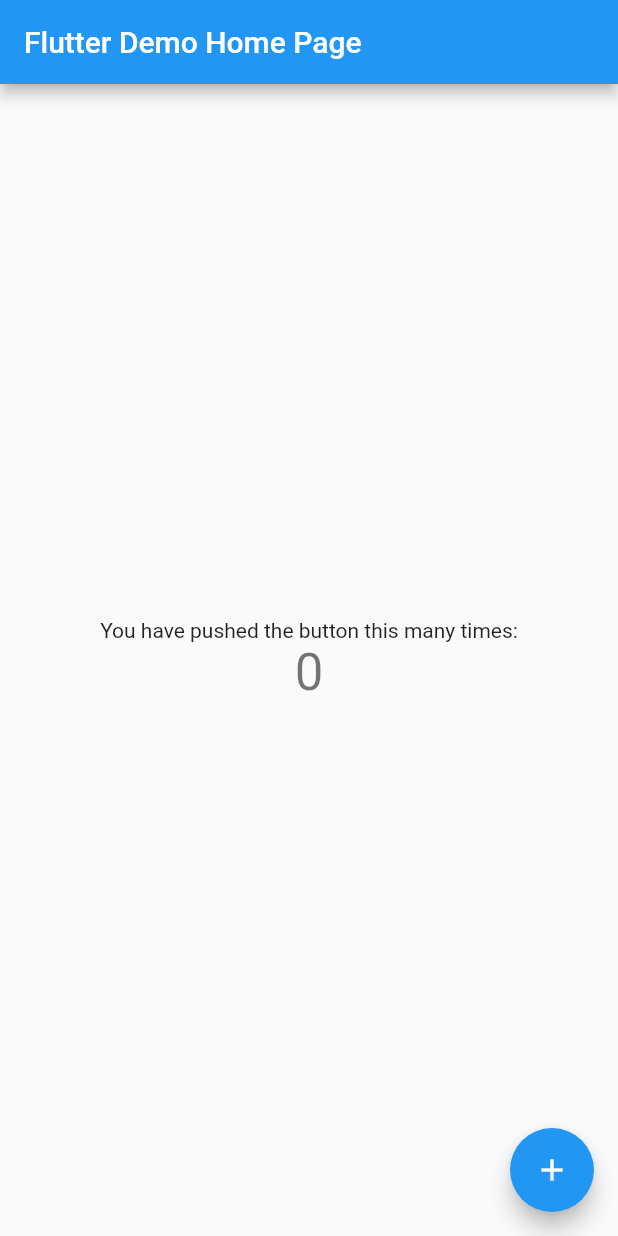
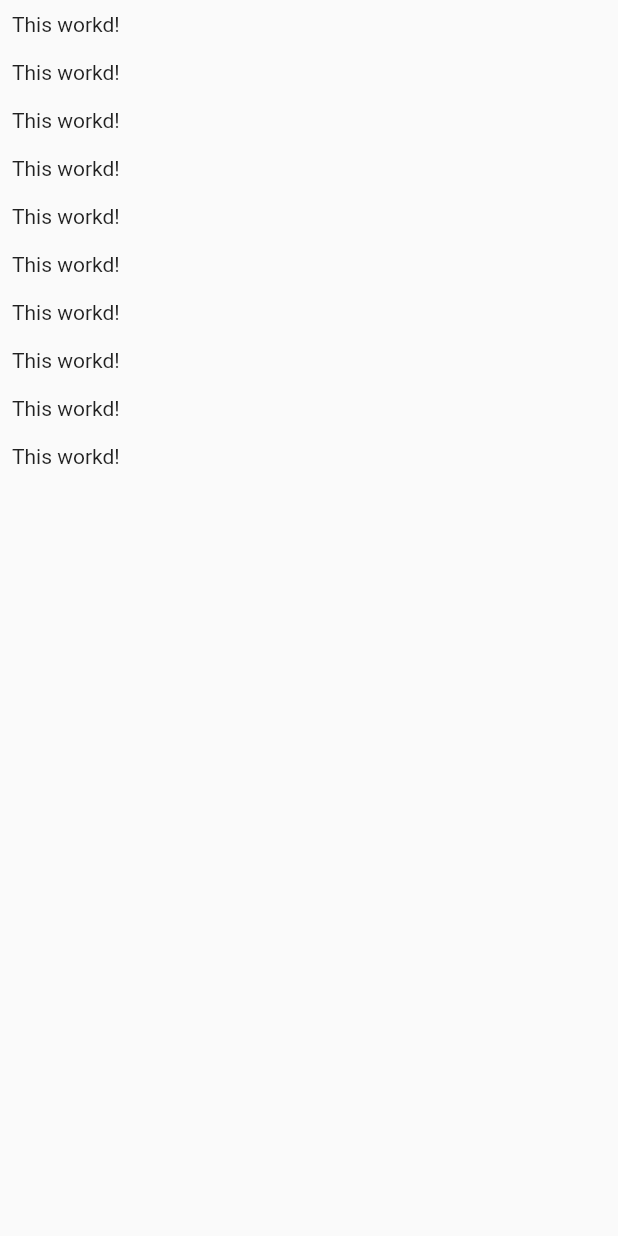
Before and after one commit to VazMF/chat-app, a Flutter app: the screen it shows after launch, on a phone screen of 412 x 824 dp. Run offline on Flutter 3.47's test engine with Material 2 defaults, Android fonts, the phone set to English and light mode, and no system bars.

Commit message:
Criando a estrutura base

```diff
--- a/lib/main.dart
+++ b/lib/main.dart
@@ -1,113 +1,20 @@
 import 'package:flutter/material.dart';
+
+import './screens/chat_screen.dart';
 
 void main() {
   runApp(MyApp());
 }
 
 class MyApp extends StatelessWidget {
-  // This widget is the root of your application.
   @override
   Widget build(BuildContext context) {
     return MaterialApp(
-      title: 'Flutter Demo',
+      title: 'FlutterChat',
       theme: ThemeData(
-        // This is the theme of your application.
-        //
-        // Try running your application with "flutter run". You'll see the
-        // application has a blue toolbar. Then, without quitting the app, try
-        // changing the primarySwatch below to Colors.green and then invoke
-        // "hot reload" (press "r" in the console where you ran "flutter run",
-        // or simply save your changes to "hot reload" in a Flutter IDE).
-        // Notice that the counter didn't reset back to zero; the application
-        // is not restarted.
         primarySwatch: Colors.blue,
       ),
-      home: MyHomePage(title: 'Flutter Demo Home Page'),
+      home: ChatScreen(),
     );
   }
 }
-
-class MyHomePage extends StatefulWidget {
-  MyHomePage({Key key, this.title}) : super(key: key);
-
-  // This widget is the home page of your application. It is stateful, meaning
-  // that it has a State object (defined below) that contains fields that affect
-  // how it looks.
-
-  // This class is the configuration for the state. It holds the values (in this
-  // case the title) provided by the parent (in this case the App widget) and
-  // used by the build method of the State. Fields in a Widget subclass are
-  // always marked "final".
-
-  final String title;
-
-  @override
-  _MyHomePageState createState() => _MyHomePageState();
-}
-
-class _MyHomePageState extends State<MyHomePage> {
-  int _counter = 0;
-
-  void _incrementCounter() {
-    setState(() {
-      // This call to setState tells the Flutter framework that something has
-      // changed in this State, which causes it to rerun the build method below
-      // so that the display can reflect the updated values. If we changed
-      // _counter without calling setState(), then the build method would not be
-      // called again, and so nothing would appear to happen.
-      _counter++;
-    });
-  }
-
-  @override
-  Widget build(BuildContext context) {
-    // This method is rerun every time setState is called, for instance as done
-    // by the _incrementCounter method above.
-    //
-    // The Flutter framework has been optimized to make rerunning build methods
-    // fast, so that you can just rebuild anything that needs updating rather
-    // than having to individually change instances of widgets.
-    return Scaffold(
-      appBar: AppBar(
-        // Here we take the value from the MyHomePage object that was created by
-        // the App.build method, and use it to set our appbar title.
-        title: Text(widget.title),
-      ),
-      body: Center(
-        // Center is a layout widget. It takes a single child and positions it
-        // in the middle of the parent.
-        child: Column(
-          // Column is also a layout widget. It takes a list of children and
-          // arranges them vertically. By default, it sizes itself to fit its
-          // children horizontally, and tries to be as tall as its parent.
-          //
-          // Invoke "debug painting" (press "p" in the console, choose the
-          // "Toggle Debug Paint" action from the Flutter Inspector in Android
-          // Studio, or the "Toggle Debug Paint" command in Visual Studio Code)
-          // to see the wireframe for each widget.
-          //
-          // Column has various properties to control how it sizes itself and
-          // how it positions its children. Here we use mainAxisAlignment to
-          // center the children vertically; the main axis here is the vertical
-          // axis because Columns are vertical (the cross axis would be
-          // horizontal).
-          mainAxisAlignment: MainAxisAlignment.center,
-          children: <Widget>[
-            Text(
-              'You have pushed the button this many times:',
-            ),
-            Text(
-              '$_counter',
-              style: Theme.of(context).textTheme.headline4,
-            ),
-          ],
-        ),
-      ),
-      floatingActionButton: FloatingActionButton(
-        onPressed: _incrementCounter,
-        tooltip: 'Increment',
-        child: Icon(Icons.add),
-      ), // This trailing comma makes auto-formatting nicer for build methods.
-    );
-  }
-}
--- /dev/null
+++ b/lib/screens/chat_screen.dart
@@ -0,0 +1,16 @@
+import 'package:flutter/material.dart';
+
+class ChatScreen extends StatelessWidget {
+  @override
+  Widget build(BuildContext context) {
+    return Scaffold(
+      body: ListView.builder(
+        itemCount: 10,
+        itemBuilder: (ctx, i) => Container(
+          padding: EdgeInsets.all(8),
+          child: Text('This workd!'),
+        ),
+      ),
+    );
+  }
+}
```
Also changed, not shown: lib/screens/auth_screen.dart (added).
